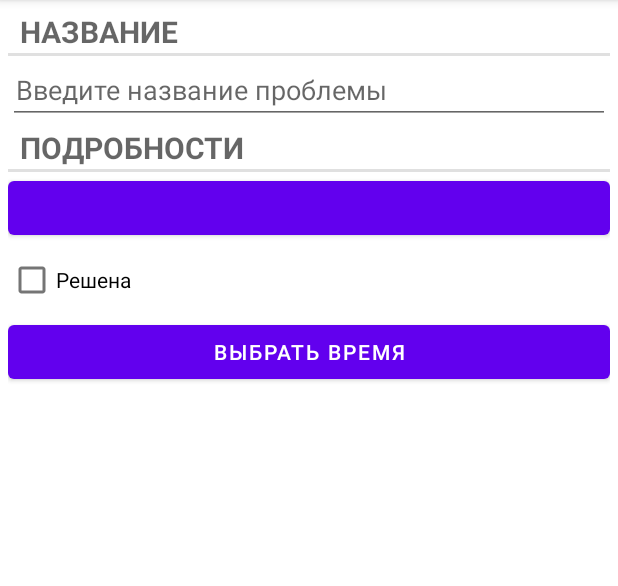
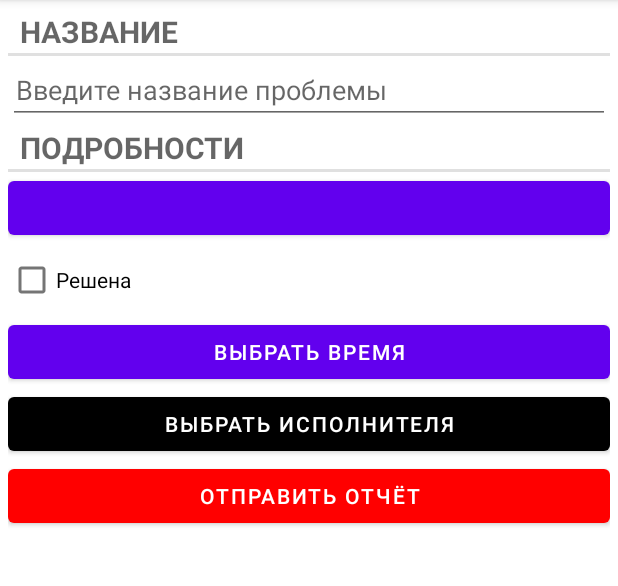
Before and after one commit to mne17let/MoscowProblems, an Android app: the screen it shows after launch (MainActivity), after a tap on "ДОБАВИТЬ НОВУЮ ПРОБЛЕМУ", on a phone screen of 412 x 824 dp, the part 84-670 px from its top. Run offline under Robolectric (Android 15) with nearby library versions, the phone set to English and light mode, and no system bars; our stand-ins replace Room's generated code; 1 statement that could not run was skipped.

Commit message:
Неявный интент и отправка отчёта в виде строки

```diff
--- a/app/src/main/java/com/example/moscowproblems/DatabaseClasses/DataBaseForProblems.kt
+++ b/app/src/main/java/com/example/moscowproblems/DatabaseClasses/DataBaseForProblems.kt
@@ -1,9 +1,11 @@
 package com.example.moscowproblems.DatabaseClasses
 
 import androidx.room.*
+import androidx.room.migration.Migration
+import androidx.sqlite.db.SupportSQLiteDatabase
 import com.example.moscowproblems.Models.ProblemModel
 
-@Database (entities = [ProblemModel::class], version = 1, exportSchema = false)
+@Database (entities = [ProblemModel::class], version = 2)
 @TypeConverters (TypeConverterForDataBase::class)
 abstract class DataBaseForProblems: RoomDatabase() {
 
--- /dev/null
+++ b/app/src/main/java/com/example/moscowproblems/DatabaseClasses/MigrationForDataBaseWithExecutor.kt
@@ -0,0 +1,12 @@
+package com.example.moscowproblems.DatabaseClasses
+
+import androidx.room.migration.Migration
+import androidx.sqlite.db.SupportSQLiteDatabase
+
+class MigrationForDataBaseWithExecutor: Migration(1, 2) {
+    override fun migrate(database: SupportSQLiteDatabase) {
+        database.execSQL(
+            "ALTER TABLE ProblemModel ADD COLUMN executor TEXT NOT NULL DEFAULT ''"
+        )
+    }
+}
--- a/app/src/main/java/com/example/moscowproblems/DatabaseClasses/ProblemsRepository.kt
+++ b/app/src/main/java/com/example/moscowproblems/DatabaseClasses/ProblemsRepository.kt
@@ -14,7 +14,8 @@ class ProblemsRepository private constructor(context: Context) {
             context.applicationContext,
             DataBaseForProblems::class.java,
             "mydatabasewithproblems")
-            .build()
+        .addMigrations(MigrationForDataBaseWithExecutor())
+        .build()
 
     private var problemDao = dataBaseWithProblems.getDao()
 
--- a/app/src/main/java/com/example/moscowproblems/FragmentClasses/ProblemFragment.kt
+++ b/app/src/main/java/com/example/moscowproblems/FragmentClasses/ProblemFragment.kt
@@ -1,5 +1,7 @@
 package com.example.moscowproblems.FragmentClasses
 
+import android.app.Notification
+import android.content.Intent
 import android.os.Bundle
 import android.text.Editable
 import android.text.TextWatcher
@@ -29,6 +31,8 @@ private const val STRING_FOR_KEY_FOR_BUNDLE_FOR_TARGET_FRAGMENT_MINUTE = "key fo
 
 private const val TAG_FOR_TIME_DEBUG = "TimeDebug"
 
+private const val DATE_FORMAT = "EEE, MMM, dd"
+
 class ProblemFragment: Fragment(){
 
     private lateinit var problemData: ProblemModel
@@ -37,6 +41,8 @@ class ProblemFragment: Fragment(){
     private lateinit var buttonWithDataVar: Button
     private lateinit var checkBoxSolveProblemVar: CheckBox
     private lateinit var buttonPickTimeVar: Button
+    private lateinit var buttonChooseExecutorVar: Button
+    private lateinit var buttonSendReportVar: Button
 
     private lateinit var problemId: UUID
 
@@ -88,6 +94,9 @@ class ProblemFragment: Fragment(){
         buttonWithDataVar = viewOfFragment.findViewById(R.id.id_button_with_date)
         checkBoxSolveProblemVar = viewOfFragment.findViewById(R.id.id_checkbox_problem_solved)
         buttonPickTimeVar = viewOfFragment.findViewById(R.id.id_button_pick_time)
+        buttonChooseExecutorVar = viewOfFragment.findViewById(R.id.id_button_choose_executor)
+        buttonSendReportVar = viewOfFragment.findViewById(R.id.id_button_send_report)
+
 
         return viewOfFragment
     }
@@ -127,10 +136,25 @@ class ProblemFragment: Fragment(){
         setListenerOnCheckBox()
         workWithDateButton()
         setListenerOnPickTimeButton()
+        setListenerOnSendReportButton()
 
     }
 
+    fun setListenerOnSendReportButton(){
+        buttonSendReportVar.setOnClickListener(object : View.OnClickListener{
+            override fun onClick(v: View?) {
+                val newIntent = Intent(Intent.ACTION_SEND)
+                newIntent.type = "text/plain"
+                newIntent.putExtra(Intent.EXTRA_TEXT, getStringProblemReport())
+                newIntent.putExtra(Intent.EXTRA_SUBJECT, R.string.string_problem_report_app_name)
 
+                val intentWithChooseList = Intent.createChooser(newIntent, getString(R.string.string_send_report_for))
+
+                startActivity(intentWithChooseList)
+            }
+
+        })
+    }
 
     fun workWithDateButton(){
         buttonWithDataVar.setOnClickListener(object : View.OnClickListener{
@@ -190,4 +214,24 @@ class ProblemFragment: Fragment(){
         val newTextForButton = "Текущее время $hour:$minute"
         buttonPickTimeVar.text = newTextForButton
     }
+
+    fun getStringProblemReport(): String {
+        val isSolvedProblem = if (problemData.isSolved){
+            getString(R.string.string_problem_report_solved)
+        } else {
+            getString(R.string.string_problem_report_unsolved)
+        }
+
+        val dateString = android.text.format.DateFormat.format(DATE_FORMAT, problemData.date).toString()
+
+        val forExecutor = if (problemData.executor.isBlank()){
+            getString(R.string.string_problem_report_no_executor)
+        } else {
+            getString(R.string.string_problem_report_have_executor, problemData.executor)
+        }
+
+        val report = getString(R.string.string_full_report, problemData.title, dateString, isSolvedProblem, forExecutor)
+
+        return report
+    }
 }
--- a/app/src/main/java/com/example/moscowproblems/Models/ProblemModel.kt
+++ b/app/src/main/java/com/example/moscowproblems/Models/ProblemModel.kt
@@ -8,5 +8,6 @@ import java.util.*
 data class ProblemModel(@PrimaryKey val id: UUID = UUID.randomUUID(),
                         var title: String = "",
                         var date: Date = Date(),
-                        var isSolved: Boolean = false
+                        var isSolved: Boolean = false,
+                        var executor: String = ""
 )
--- a/app/src/main/res/layout/fragment_problem.xml
+++ b/app/src/main/res/layout/fragment_problem.xml
@@ -1,5 +1,6 @@
 <?xml version="1.0" encoding="utf-8"?>
 <LinearLayout xmlns:android="http://schemas.android.com/apk/res/android"
+    xmlns:app="http://schemas.android.com/apk/res-auto"
     android:orientation="vertical"
     android:layout_width="match_parent"
     android:layout_height="match_parent"
@@ -45,4 +46,18 @@
         android:layout_height="wrap_content"
         android:text="Выбрать время" />
 
+    <Button
+        android:id="@+id/id_button_choose_executor"
+        android:layout_width="match_parent"
+        android:layout_height="wrap_content"
+        android:text="@string/string_button_choose_executor"
+        app:backgroundTint="@null"/>
+
+    <Button
+        android:id="@+id/id_button_send_report"
+        android:layout_width="match_parent"
+        android:layout_height="wrap_content"
+        android:text="@string/string_button_send_report"
+        app:backgroundTint="@color/red"/>
+
 </LinearLayout>
--- a/app/src/main/res/values/colors.xml
+++ b/app/src/main/res/values/colors.xml
@@ -7,4 +7,6 @@
     <color name="teal_700">#FF018786</color>
     <color name="black">#FF000000</color>
     <color name="white">#FFFFFFFF</color>
+
+    <color name="red">#FF0000</color>
 </resources>
--- a/app/src/main/res/values/strings.xml
+++ b/app/src/main/res/values/strings.xml
@@ -11,4 +11,18 @@
     <string name="string_when_empty_list_with_problems">Нет проблем! Круто! Но если они появились, то добавьте их в список</string>
     <string name="string_button_when_empty_list_with_problems">Добавить новую проблему</string>
 
+    <string name="string_button_choose_executor">Выбрать исполнителя</string>
+    <string name="string_button_send_report">Отправить отчёт</string>
+
+    <string name="string_full_report">%1$s!
+      Данная проблема была зарегистрирована %2$s. %3$s и %4$s    </string>
+
+    <string name="string_problem_report_solved">Проблема решена</string>
+    <string name="string_problem_report_unsolved">Проблема не решена</string>
+    <string name="string_problem_report_no_executor">исполнитель не назначен.</string>
+    <string name="string_problem_report_have_executor">исполнитель - %s.</string>
+    <string name="string_problem_report_app_name">Название приложение и отчёт</string>
+    <string name="string_send_report_for">Отправить отчёт кому</string>
+
+
 </resources>
```
